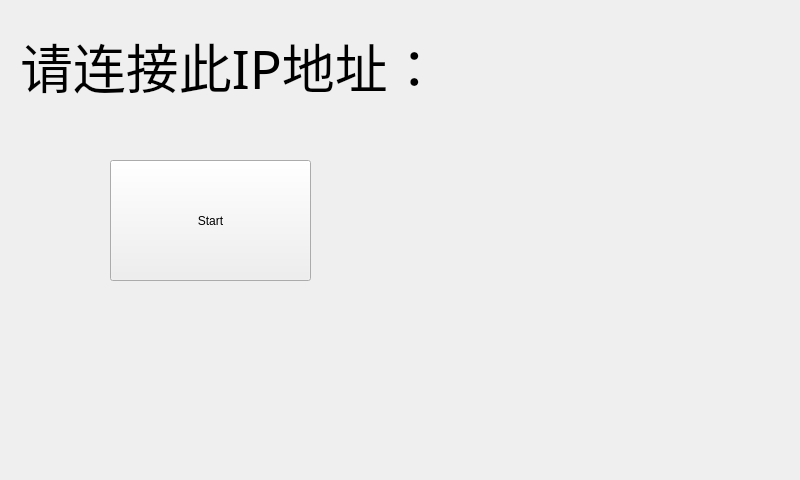
Old version of the form QtAndroid_Screen/QtAndroidScreen/mainwindow.ui in the repository xiaoweilai/wireless_xiaoAn_play.
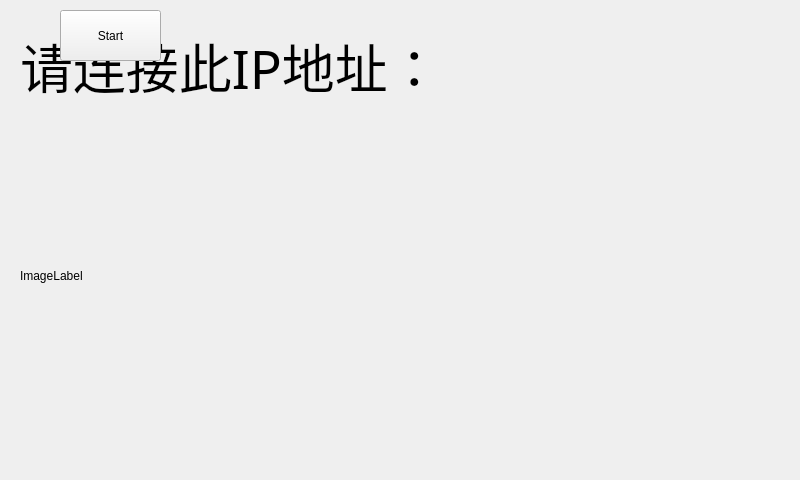
New version of the form.

What changed in the file:
```diff
--- a/QtAndroid_Screen/QtAndroidScreen/mainwindow.ui
+++ b/QtAndroid_Screen/QtAndroidScreen/mainwindow.ui
@@ -36,16 +36,29 @@
    <widget class="QPushButton" name="startButton">
     <property name="geometry">
      <rect>
-      <x>110</x>
-      <y>160</y>
-      <width>201</width>
-      <height>121</height>
+      <x>60</x>
+      <y>10</y>
+      <width>101</width>
+      <height>51</height>
      </rect>
     </property>
     <property name="text">
      <string>Start</string>
     </property>
    </widget>
+   <widget class="QLabel" name="imageLabel">
+    <property name="geometry">
+     <rect>
+      <x>20</x>
+      <y>100</y>
+      <width>761</width>
+      <height>351</height>
+     </rect>
+    </property>
+    <property name="text">
+     <string>ImageLabel</string>
+    </property>
+   </widget>
   </widget>
  </widget>
  <layoutdefault spacing="6" margin="11"/>
```
